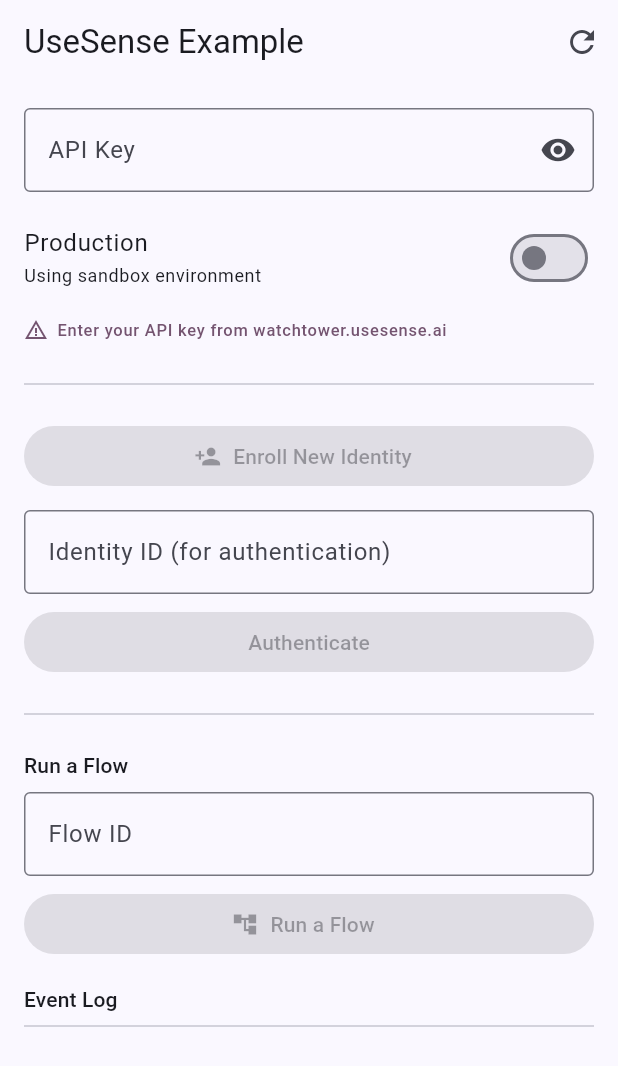
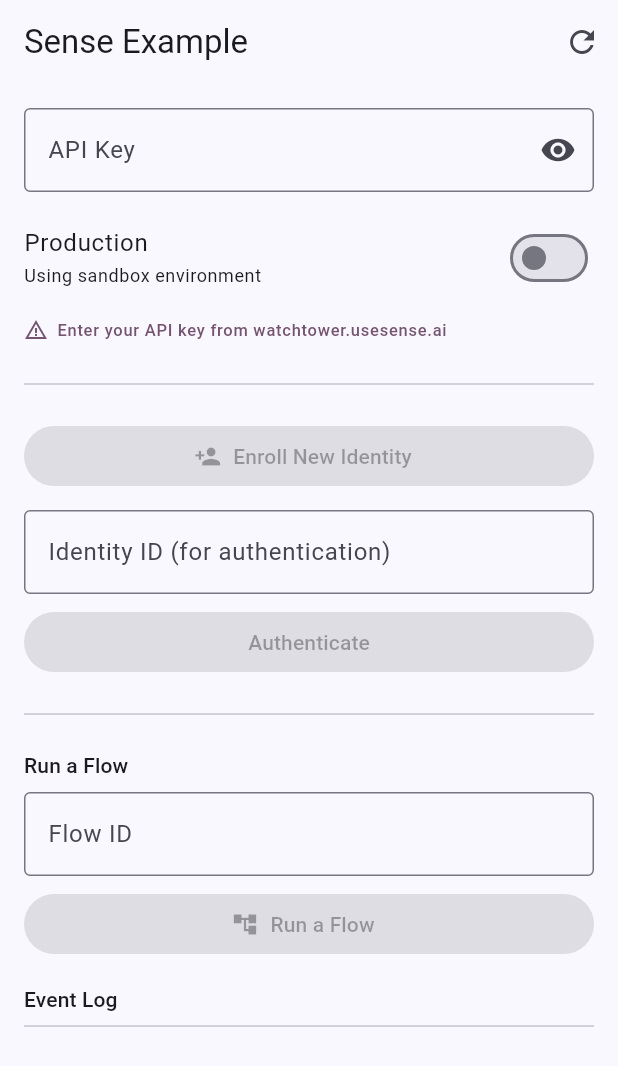
Before and after one commit to qudusadeyemi/flutter-usesense, a Flutter app: the screen it shows after launch, on a phone screen of 412 x 824 dp. Shown: the top 1066 px of the screen. Run offline on Flutter 3.47's test engine with Material 3 defaults, Android fonts, the phone set to English and light mode, and no system bars; our stand-ins replace plugin_platform_interface, shared_preferences.

Commit message:
chore(brand): rebrand front-facing copy UseSense → Sense (#20)
Co-authored-by: Claude Opus 4.8 (1M context) <noreply@anthropic.com>

```diff
--- a/example/lib/main.dart
+++ b/example/lib/main.dart
@@ -24,7 +24,7 @@ class UseSenseExampleApp extends StatelessWidget {
   @override
   Widget build(BuildContext context) {
     return MaterialApp(
-      title: 'UseSense Example',
+      title: 'Sense Example',
       debugShowCheckedModeBanner: false,
       theme: ThemeData(
         colorSchemeSeed: const Color(0xFF4F7CFF),
--- a/example/lib/screens/home_screen.dart
+++ b/example/lib/screens/home_screen.dart
@@ -286,7 +286,7 @@ class _HomeScreenState extends State<HomeScreen> {
 
     return Scaffold(
       appBar: AppBar(
-        title: const Text('UseSense Example'),
+        title: const Text('Sense Example'),
         actions: [
           IconButton(
             icon: const Icon(Icons.refresh),
```
Also changed, not shown: 3 other files.
